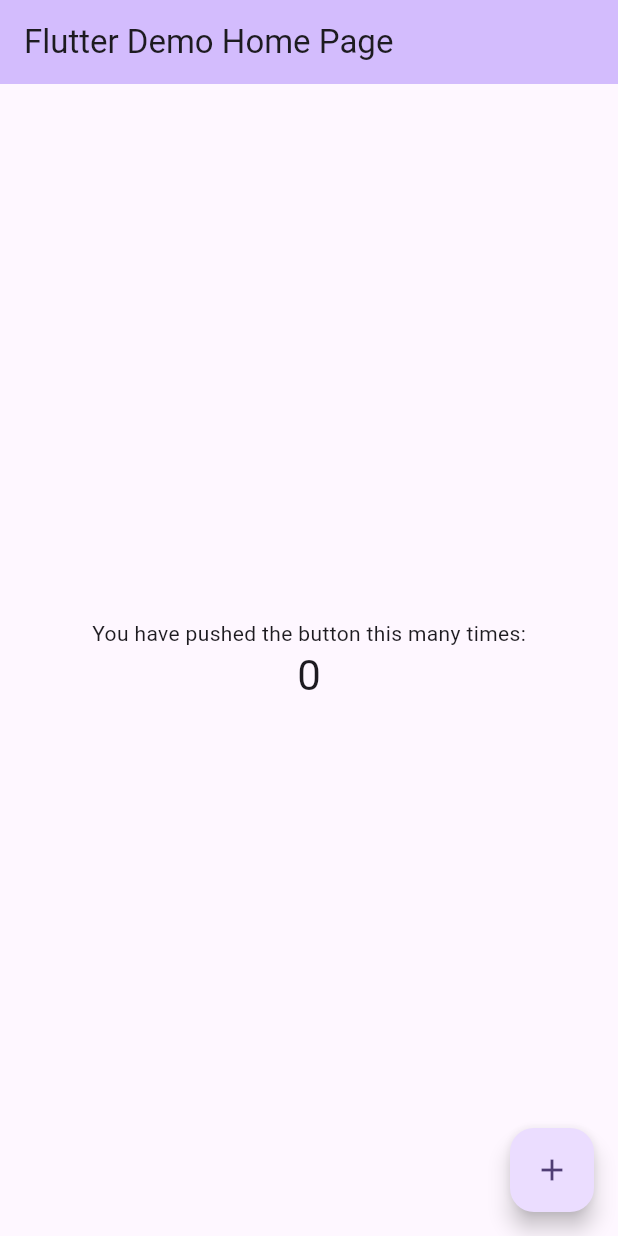
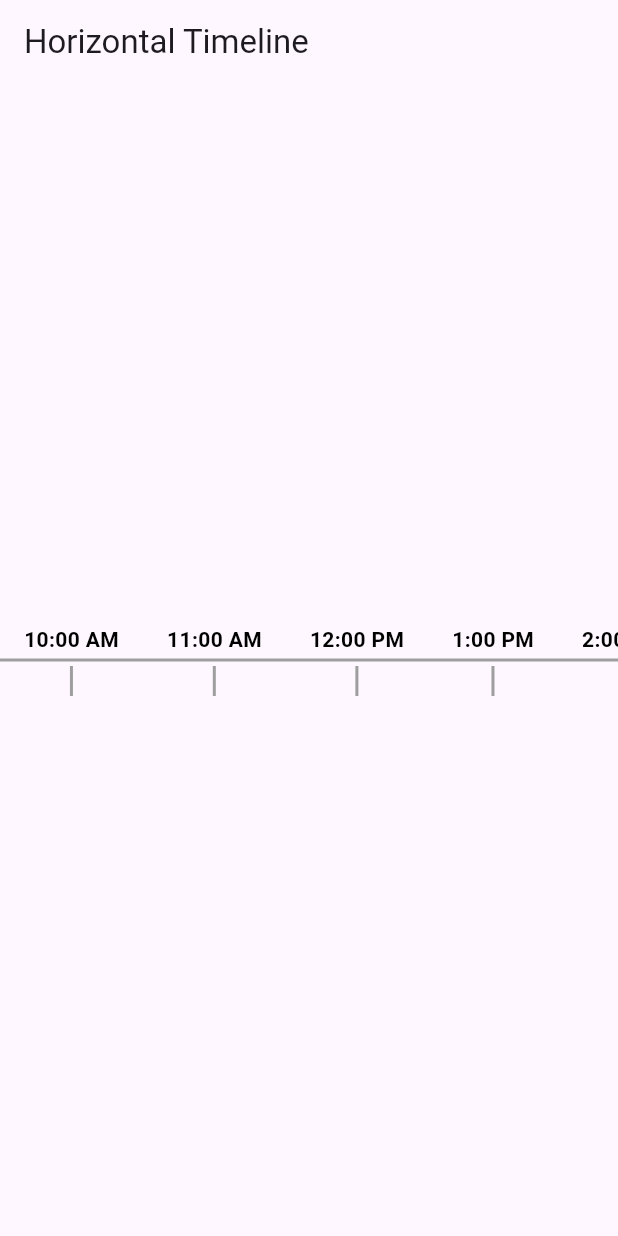
Before and after one commit to RAVISHANKAR2608/flutter-pfour, a Flutter app: the screen it shows after launch, on a phone screen of 412 x 824 dp. Run offline on Flutter 3.47's test engine with Material 3 defaults, Android fonts, the phone set to English and light mode, and no system bars.

Commit message:
Time Line Event

```diff
--- a/lib/main.dart
+++ b/lib/main.dart
@@ -1,4 +1,5 @@
 import 'package:flutter/material.dart';
+import 'timeline_event.dart';
 
 void main() {
   runApp(const MyApp());
@@ -7,119 +8,90 @@
 class MyApp extends StatelessWidget {
   const MyApp({super.key});
 
-  // This widget is the root of your application.
   @override
   Widget build(BuildContext context) {
     return MaterialApp(
-      title: 'Flutter Demo',
+      title: 'Horizontal Timeline Example',
       theme: ThemeData(
-        // This is the theme of your application.
-        //
-        // TRY THIS: Try running your application with "flutter run". You'll see
-        // the application has a purple toolbar. Then, without quitting the app,
-        // try changing the seedColor in the colorScheme below to Colors.green
-        // and then invoke "hot reload" (save your changes or press the "hot
-        // reload" button in a Flutter-supported IDE, or press "r" if you used
-        // the command line to start the app).
-        //
-        // Notice that the counter didn't reset back to zero; the application
-        // state is not lost during the reload. To reset the state, use hot
-        // restart instead.
-        //
-        // This works for code too, not just values: Most code changes can be
-        // tested with just a hot reload.
-        colorScheme: ColorScheme.fromSeed(seedColor: Colors.deepPurple),
-        useMaterial3: true,
+        primarySwatch: Colors.blue,
       ),
-      home: const MyHomePage(title: 'Flutter Demo Home Page'),
+      home: const HorizontalTimeline(),
     );
   }
 }
 
-class MyHomePage extends StatefulWidget {
-  const MyHomePage({super.key, required this.title});
-
-  // This widget is the home page of your application. It is stateful, meaning
-  // that it has a State object (defined below) that contains fields that affect
-  // how it looks.
-
-  // This class is the configuration for the state. It holds the values (in this
-  // case the title) provided by the parent (in this case the App widget) and
-  // used by the build method of the State. Fields in a Widget subclass are
-  // always marked "final".
-
-  final String title;
+class HorizontalTimeline extends StatefulWidget {
+  const HorizontalTimeline({super.key});
 
   @override
-  State<MyHomePage> createState() => _MyHomePageState();
+  State<HorizontalTimeline> createState() => _HorizontalTimelineState();
 }
 
-class _MyHomePageState extends State<MyHomePage> {
-  int _counter = 0;
+class _HorizontalTimelineState extends State<HorizontalTimeline> {
+  int? selectedIndex;
 
-  void _incrementCounter() {
-    setState(() {
-      // This call to setState tells the Flutter framework that something has
-      // changed in this State, which causes it to rerun the build method below
-      // so that the display can reflect the updated values. If we changed
-      // _counter without calling setState(), then the build method would not be
-      // called again, and so nothing would appear to happen.
-      _counter++;
-    });
+  List<String> generateTimeSlots() {
+    List<String> timeSlots = [];
+    int startHour = 10; // 10:00 AM
+    int endHour = 21; // 9:00 PM
+    for (int hour = startHour; hour <= endHour; hour++) {
+      String period = hour < 12 ? 'AM' : 'PM';
+      int displayHour = hour % 12;
+      if (displayHour == 0) displayHour = 12;
+      timeSlots.add('${displayHour}:00 $period');
+    }
+    return timeSlots;
   }
 
   @override
   Widget build(BuildContext context) {
-    // This method is rerun every time setState is called, for instance as done
-    // by the _incrementCounter method above.
-    //
-    // The Flutter framework has been optimized to make rerunning build methods
-    // fast, so that you can just rebuild anything that needs updating rather
-    // than having to individually change instances of widgets.
+    List<String> timeSlots = generateTimeSlots();
     return Scaffold(
       appBar: AppBar(
-        // TRY THIS: Try changing the color here to a specific color (to
-        // Colors.amber, perhaps?) and trigger a hot reload to see the AppBar
-        // change color while the other colors stay the same.
-        backgroundColor: Theme.of(context).colorScheme.inversePrimary,
-        // Here we take the value from the MyHomePage object that was created by
-        // the App.build method, and use it to set our appbar title.
-        title: Text(widget.title),
+        title: const Text('Horizontal Timeline'),
       ),
       body: Center(
-        // Center is a layout widget. It takes a single child and positions it
-        // in the middle of the parent.
-        child: Column(
-          // Column is also a layout widget. It takes a list of children and
-          // arranges them vertically. By default, it sizes itself to fit its
-          // children horizontally, and tries to be as tall as its parent.
-          //
-          // Column has various properties to control how it sizes itself and
-          // how it positions its children. Here we use mainAxisAlignment to
-          // center the children vertically; the main axis here is the vertical
-          // axis because Columns are vertical (the cross axis would be
-          // horizontal).
-          //
-          // TRY THIS: Invoke "debug painting" (choose the "Toggle Debug Paint"
-          // action in the IDE, or press "p" in the console), to see the
-          // wireframe for each widget.
-          mainAxisAlignment: MainAxisAlignment.center,
-          children: <Widget>[
-            const Text(
-              'You have pushed the button this many times:',
+        child: Stack(
+          children: [
+            Positioned.fill(
+              child: Align(
+                alignment: Alignment.center,
+                child: Container(
+                  height: 2,
+                  color: Colors.grey,
+                ),
+              ),
             ),
-            Text(
-              '$_counter',
-              style: Theme.of(context).textTheme.headlineMedium,
+            ListView.builder(
+              scrollDirection: Axis.horizontal,
+              itemCount: timeSlots.length,
+              itemBuilder: (context, index) {
+                return Padding(
+                  padding: const EdgeInsets.symmetric(horizontal: 16.0),
+                  child: TimeSlot(
+                    time: timeSlots[index],
+                    selected: selectedIndex == index,
+                    onTap: () {
+                      setState(() {
+                        selectedIndex = index;
+                      });
+                    },
+                  ),
+                );
+              },
             ),
+            if (selectedIndex != null)
+              Positioned(
+                bottom: 16.0,
+                left: MediaQuery.of(context).size.width / 2 - 75,
+                child: Text(
+                  'Selected Time: ${timeSlots[selectedIndex!]}',
+                  style: const TextStyle(fontSize: 18),
+                ),
+              ),
           ],
         ),
       ),
-      floatingActionButton: FloatingActionButton(
-        onPressed: _incrementCounter,
-        tooltip: 'Increment',
-        child: const Icon(Icons.add),
-      ), // This trailing comma makes auto-formatting nicer for build methods.
     );
   }
 }
--- /dev/null
+++ b/lib/timeline_event.dart
@@ -0,0 +1,38 @@
+import 'package:flutter/material.dart';
+
+class TimeSlot extends StatelessWidget {
+  final String time;
+  final bool selected;
+  final VoidCallback onTap;
+
+  TimeSlot({
+    required this.time,
+    required this.selected,
+    required this.onTap,
+  });
+
+  @override
+  Widget build(BuildContext context) {
+    return GestureDetector(
+      onTap: onTap,
+      child: Column(
+        mainAxisAlignment: MainAxisAlignment.center,
+        children: [
+          Text(
+            time,
+            style: TextStyle(
+              fontWeight: FontWeight.bold,
+              color: selected ? Colors.blue : Colors.black,
+            ),
+          ),
+          const SizedBox(height: 8.0),
+          Container(
+            height: 20,
+            width: 2,
+            color: selected ? Colors.blue : Colors.grey,
+          ),
+        ],
+      ),
+    );
+  }
+}
```
